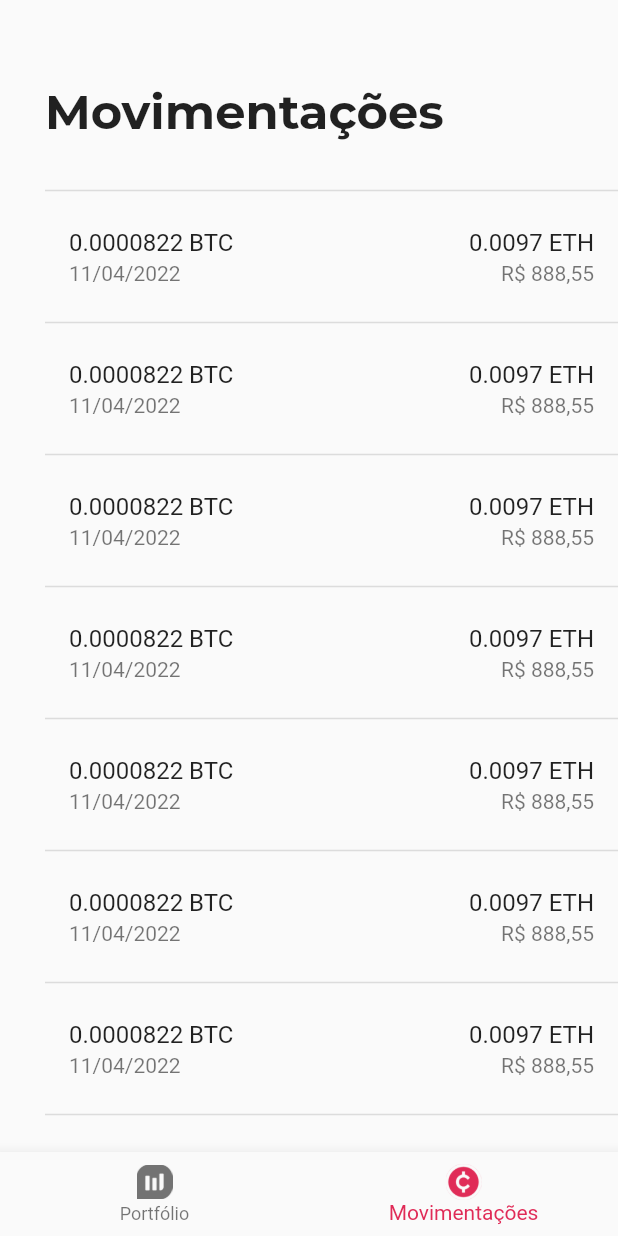
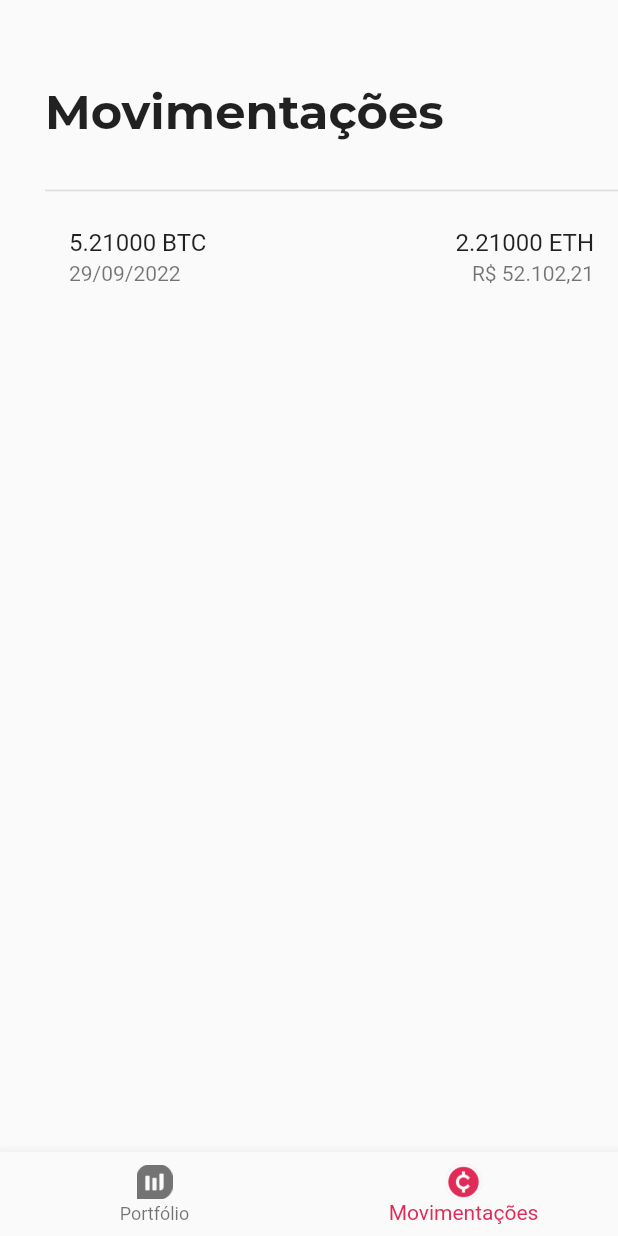
Before and after one commit to guilhermemaiawarren/cryptos_project, a Flutter app: the screen it shows after launch, item 2 of the bottom bar chosen, on a phone screen of 412 x 824 dp. Run offline on Flutter 3.47's test engine with Material 2 defaults, Android fonts, the phone set to English and light mode, and no system bars; our stand-ins replace auto_size_text, decimal, dio, fl_chart, hooks_riverpod, loading_animation_widget; network calls fail.

Commit message:
feat: movement model

```diff
--- a/lib/conversion/logicholder/methods/conversion_methods.dart
+++ b/lib/conversion/logicholder/methods/conversion_methods.dart
@@ -1,5 +1,3 @@
-
-
 class ConversionMethods {
   static String coinRegExp(String value) {
     return value.replaceAll(RegExp(r'[^\w\s]+'), '.');
--- a/lib/conversion/view/conversion_page.dart
+++ b/lib/conversion/view/conversion_page.dart
@@ -5,7 +5,7 @@ import 'package:projeto_criptos/conversion/widgets/floating_cripto_button.dart';
 import 'package:projeto_criptos/shared/common_model/crypto.dart';
 import '../../shared/templates/model_app_bar.dart';
 
-import '../widgets/conversion_screen.dart';
+import 'conversion_screen.dart';
 
 class ConversionPage extends ConsumerWidget {
   const ConversionPage({
--- a/lib/conversion/widgets/conversion_screen.dart
+++ b/lib/conversion/view/conversion_screen.dart
@@ -10,10 +10,10 @@ import '../../shared/user/user_coin_ammount_provider.dart';
 import '../controller/converted_crypto_provider.dart';
 import '../controller/validate_provider.dart';
 import '../logicholder/methods/conversion_methods.dart';
-import 'available_balance_container.dart';
-import 'coin_button.dart';
-import 'coin_text_field.dart';
-import 'swap_icon_button.dart';
+import '../widgets/available_balance_container.dart';
+import '../widgets/coin_button.dart';
+import '../widgets/coin_text_field.dart';
+import '../widgets/swap_icon_button.dart';
 import '../../portfolio/controller/cryptos_provider.dart';
 import '../../shared/templates/error_body.dart';
 import '../../shared/templates/loading_body.dart';
@@ -73,6 +73,8 @@ class _$ConversionScreenState extends ConsumerState<ConversionScreen> {
   Widget build(BuildContext context) {
     final cryptos = ref.watch(conversionCryptosProvider);
     final controller = ref.watch(controllerArgumentsProvider.state).state;
+    controller.convertCoin = asset;
+    controller.recieveCoin = cryptoConverted;
     return cryptos.when(
       data: (data) {
         if (cryptoConverted.id == 'id') {
--- /dev/null
+++ b/lib/moves/controller/movements_provider.dart
@@ -0,0 +1,18 @@
+import 'package:hooks_riverpod/hooks_riverpod.dart';
+import 'package:projeto_criptos/moves/model/movement_model.dart';
+import 'package:projeto_criptos/shared/utils/decimal_parse.dart';
+
+final movementsProvider = StateProvider(
+  (ref) {
+    return [
+      MovementModel(
+        convert: dp('5.21'),
+        recieve: dp('2.21'),
+        data: DateTime.now(),
+        cashHelper: dp('52102.21'),
+        convertCoinId: 'BTC',
+        recieveCoinId: 'ETH',
+      ),
+    ];
+  },
+);
--- /dev/null
+++ b/lib/moves/model/movement_model.dart
@@ -0,0 +1,18 @@
+import 'package:decimal/decimal.dart';
+
+class MovementModel {
+  Decimal convert;
+  Decimal recieve;
+  DateTime data;
+  Decimal cashHelper;
+  String convertCoinId;
+  String recieveCoinId;
+  MovementModel({
+    required this.convert,
+    required this.recieve,
+    required this.data,
+    required this.cashHelper,
+    required this.convertCoinId,
+    required this.recieveCoinId,
+  });
+}
--- /dev/null
+++ b/lib/moves/view/moves_page.dart
@@ -0,0 +1,16 @@
+import 'package:flutter/material.dart';
+
+import '../../shared/templates/custom_bottom_nav_bar.dart';
+import 'moves_screen.dart';
+
+class MovesPage extends StatelessWidget {
+  const MovesPage({Key? key}) : super(key: key);
+  static const route = '/moves';
+  @override
+  Widget build(BuildContext context) {
+    return const Scaffold(
+      body: BodyMoves(),
+      bottomNavigationBar: CustomBottomNavBar(index: 1),
+    );
+  }
+}
--- a/lib/moves/view/moves_screen.dart
+++ b/lib/moves/view/moves_screen.dart
@@ -1,16 +1,56 @@
 import 'package:flutter/material.dart';
+import 'package:hooks_riverpod/hooks_riverpod.dart';
+import 'package:projeto_criptos/moves/controller/movements_provider.dart';
+import 'package:projeto_criptos/shared/templates/app_assets.dart';
 
-import '../../shared/templates/custom_bottom_nav_bar.dart';
-import '../widgets/body_moves.dart';
+import '../widgets/movements_list_tile.dart';
 
-class MovesScreen extends StatelessWidget {
-  const MovesScreen({Key? key}) : super(key: key);
-  static const route = '/moves';
+class BodyMoves extends ConsumerWidget {
+  const BodyMoves({
+    Key? key,
+  }) : super(key: key);
+  static const route = '/bodyMoves';
   @override
-  Widget build(BuildContext context) {
-    return const Scaffold(
-      body: BodyMoves(),
-      bottomNavigationBar: CustomBottomNavBar(index: 1),
+  Widget build(BuildContext context, WidgetRef ref) {
+    final moves = ref.watch(movementsProvider);
+    return Padding(
+      padding: const EdgeInsets.only(
+        top: 55,
+        left: 30,
+      ),
+      child: Column(
+        crossAxisAlignment: CrossAxisAlignment.start,
+        children: [
+          Padding(
+            padding: const EdgeInsets.only(
+              bottom: 25,
+            ),
+            child: Text(
+              'Movimentações',
+              style: TextStyle(
+                fontFamily: AppAssets.montSerrat,
+                fontWeight: FontWeight.bold,
+                fontSize: 32,
+              ),
+            ),
+          ),
+          Expanded(
+            child: ListView.builder(
+              itemCount: moves.length,
+              itemBuilder: (context, index) {
+                return Column(
+                  children: [
+                    const Divider(thickness: 1),
+                    MovementListTile(
+                      model: moves[index],
+                    ),
+                  ],
+                );
+              },
+            ),
+          ),
+        ],
+      ),
     );
   }
 }
--- a/lib/moves/widgets/body_moves.dart
+++ /dev/null
@@ -1,64 +0,0 @@
-import 'package:flutter/material.dart';
-import 'package:projeto_criptos/shared/templates/app_assets.dart';
-
-class BodyMoves extends StatelessWidget {
-  const BodyMoves({
-    Key? key,
-  }) : super(key: key);
-  static const route = '/bodyMoves';
-  @override
-  Widget build(BuildContext context) {
-    return Padding(
-      padding: const EdgeInsets.only(
-        top: 55,
-        left: 30,
-      ),
-      child: Column(
-        crossAxisAlignment: CrossAxisAlignment.start,
-        children: [
-          Padding(
-            padding: const EdgeInsets.only(
-              bottom: 25,
-            ),
-            child: Text(
-              'Movimentações',
-              style: TextStyle(
-                fontFamily: AppAssets.montSerrat,
-                fontWeight: FontWeight.bold,
-                fontSize: 32,
-              ),
-            ),
-          ),
-          Expanded(
-            child: ListView.builder(
-              itemCount: 8,
-              itemBuilder: (context, index) {
-                return Column(
-                  children: [
-                    const Divider(thickness: 1),
-                    ListTile(
-                      title: Row(
-                        mainAxisAlignment: MainAxisAlignment.spaceBetween,
-                        children: const [
-                          Text('0.0000822 BTC'),
-                          Text('0.0097 ETH'),
-                        ],
-                      ),
-                      subtitle: Row(
-                        mainAxisAlignment: MainAxisAlignment.spaceBetween,
-                        children: const [
-                          Text('11/04/2022'),
-                          Text('R\$ 888,55'),
-                        ],
-                      ),
-                    ),
-                  ],
-                );
-              },
-            ),
-          ),
-        ],
-      ),
-    );
-  }
-}
--- /dev/null
+++ b/lib/moves/widgets/movements_list_tile.dart
@@ -0,0 +1,36 @@
+import 'package:flutter/material.dart';
+import 'package:intl/intl.dart';
+
+import 'package:projeto_criptos/moves/model/movement_model.dart';
+import 'package:projeto_criptos/shared/utils/currency_formater.dart';
+
+import '../../shared/utils/decimal_to_double.dart';
+
+class MovementListTile extends StatelessWidget {
+  MovementListTile({
+    Key? key,
+    required this.model,
+  }) : super(key: key);
+  final MovementModel model;
+
+  final dateFormat = DateFormat('dd/MM/yyyy');
+  @override
+  Widget build(BuildContext context) {
+    return ListTile(
+      title: Row(
+        mainAxisAlignment: MainAxisAlignment.spaceBetween,
+        children: [
+          Text('${model.convert.toStringAsFixed(5)} ${model.convertCoinId}'),
+          Text('${model.recieve.toStringAsFixed(5)} ${model.recieveCoinId}'),
+        ],
+      ),
+      subtitle: Row(
+        mainAxisAlignment: MainAxisAlignment.spaceBetween,
+        children: [
+          Text(dateFormat.format(model.data)),
+           Text(currencyFormatter.format(dtd(model.cashHelper))),
+        ],
+      ),
+    );
+  }
+}
--- a/lib/review/review_page.dart
+++ b/lib/review/review_page.dart
@@ -1,9 +1,11 @@
 import 'package:decimal/decimal.dart';
 import 'package:flutter/material.dart';
+import 'package:projeto_criptos/review/widgets/info_review_column.dart';
 
 import 'package:projeto_criptos/review/widgets/review_buttons.dart';
 import 'package:projeto_criptos/shared/common_model/crypto.dart';
 import 'package:projeto_criptos/shared/templates/model_app_bar.dart';
+import 'package:projeto_criptos/shared/utils/decimal_to_double.dart';
 
 class RevisionPage extends StatelessWidget {
   const RevisionPage({
@@ -18,6 +20,12 @@ class RevisionPage extends StatelessWidget {
   final Decimal recieve;
   final CryptoEntity convertCoin;
   final CryptoEntity recieveCoin;
+
+  String getExchange() {
+    double exchange = dtd(convertCoin.currentPrice) / dtd(recieveCoin.currentPrice);
+    return '1 ${convertCoin.symbol.toUpperCase()} = ${exchange.toStringAsFixed(7)} ${recieveCoin.symbol.toUpperCase()}';
+  }
+
   @override
   Widget build(BuildContext context) {
     return Scaffold(
@@ -34,8 +42,13 @@ class RevisionPage extends StatelessWidget {
               'Revise os dados da sua conversão',
               style: Theme.of(context).textTheme.headlineLarge,
             ),
-            // InfoReviewColumn(
-            //     convert: convert, recieve: recieve, cambio: cambio),
+            InfoReviewColumn(
+              convert:
+                  '${convert.toString()} ${convertCoin.symbol.toUpperCase()}',
+              recieve:
+                  '${recieve.toStringAsFixed(6)} ${recieveCoin.symbol.toUpperCase()}',
+              cambio: getExchange(),
+            ),
             const ReviewButtons(),
           ],
         ),
--- a/lib/route_controller.dart
+++ b/lib/route_controller.dart
@@ -6,7 +6,7 @@ import 'conversion/view/conversion_page.dart';
 import 'shared/utils/arguments/to_conversion_arguments.dart';
 import 'shared/utils/arguments/to_details_arguments.dart';
 import 'details/view/details_screen.dart';
-import 'moves/view/moves_screen.dart';
+import 'moves/view/moves_page.dart';
 import 'portfolio/view/portfolio_screen.dart';
 
 class RouteController {
@@ -18,11 +18,11 @@ class RouteController {
           return const PortfolioScreen();
         },
       );
-    } else if (settings.name == MovesScreen.route) {
+    } else if (settings.name == MovesPage.route) {
       return PageRouteBuilder(
         settings: settings,
         pageBuilder: (context, animation1, animation2) {
-          return const MovesScreen();
+          return const MovesPage();
         },
       );
     } else if (settings.name == DetailsScreen.route) {
--- a/lib/shared/templates/custom_bottom_nav_bar.dart
+++ b/lib/shared/templates/custom_bottom_nav_bar.dart
@@ -1,6 +1,6 @@
 import 'package:flutter/material.dart';
 
-import '../../moves/view/moves_screen.dart';
+import '../../moves/view/moves_page.dart';
 import '../../portfolio/view/portfolio_screen.dart';
 import '../../shared/templates/app_assets.dart';
 
@@ -24,7 +24,7 @@ class _CustomBottomNavBarState extends State<CustomBottomNavBar> {
       case 1:
         Navigator.pushNamed(
           context,
-          MovesScreen.route,
+          MovesPage.route,
         );
         break;
     }
```
